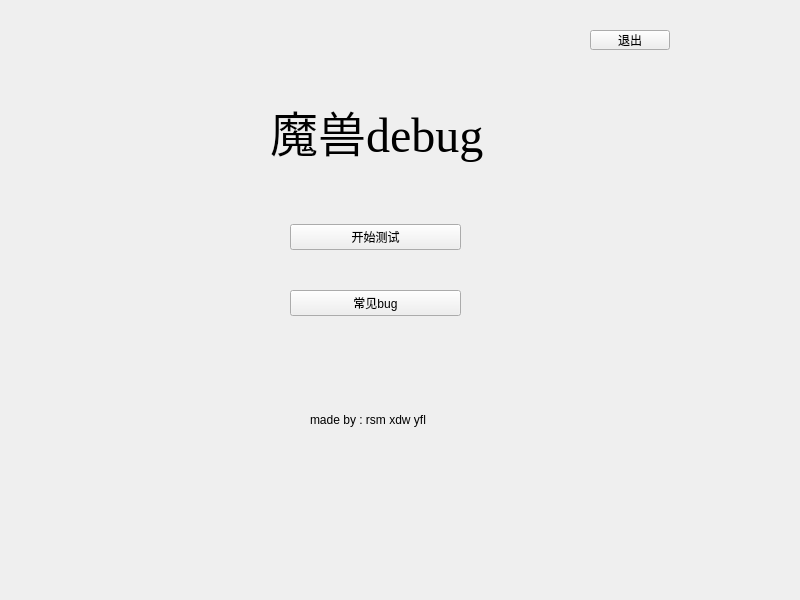
Above: widget.ui from RickyRui111/WorldOfWarcraftDebug before the change. Below: the same form after it.
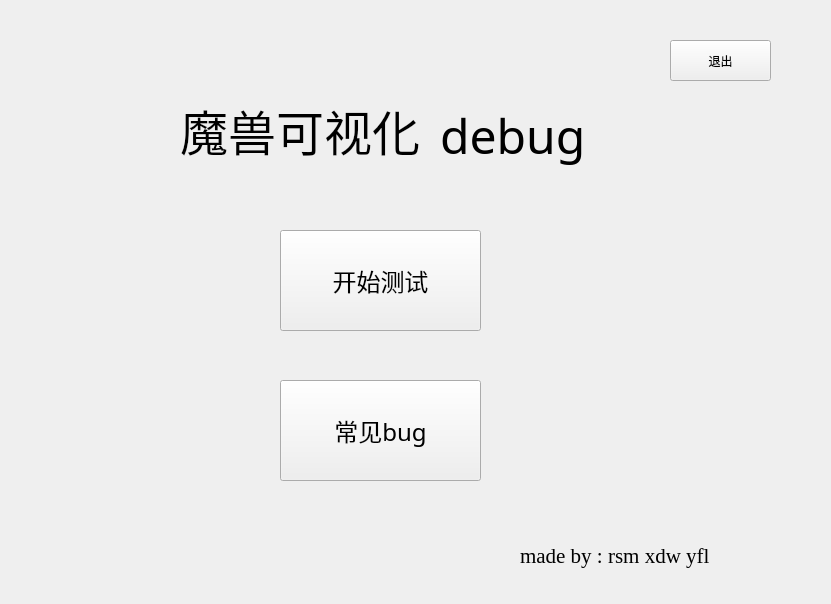
That is the form after the change. Icons and pictures are not drawn.

Diff of the .ui file:
```diff
--- a/widget.ui
+++ b/widget.ui
@@ -6,8 +6,8 @@
    <rect>
     <x>0</x>
     <y>0</y>
-    <width>800</width>
-    <height>600</height>
+    <width>831</width>
+    <height>604</height>
    </rect>
   </property>
   <property name="windowTitle">
@@ -16,74 +16,111 @@
   <widget class="QLabel" name="label">
    <property name="geometry">
     <rect>
-     <x>270</x>
+     <x>440</x>
      <y>90</y>
-     <width>281</width>
-     <height>81</height>
+     <width>391</width>
+     <height>91</height>
     </rect>
    </property>
    <property name="font">
     <font>
-     <family>Times New Roman</family>
+     <family>Stencil</family>
      <pointsize>36</pointsize>
     </font>
    </property>
    <property name="text">
-    <string>魔兽debug</string>
+    <string>debug</string>
    </property>
   </widget>
   <widget class="QLabel" name="label_2">
    <property name="geometry">
     <rect>
-     <x>310</x>
-     <y>410</y>
-     <width>151</width>
-     <height>20</height>
+     <x>520</x>
+     <y>530</y>
+     <width>321</width>
+     <height>51</height>
     </rect>
    </property>
+   <property name="font">
+    <font>
+     <family>Times New Roman</family>
+     <pointsize>16</pointsize>
+    </font>
+   </property>
    <property name="text">
     <string>made by : rsm xdw yfl</string>
    </property>
   </widget>
-  <widget class="QWidget" name="layoutWidget">
-   <property name="geometry">
-    <rect>
-     <x>290</x>
-     <y>190</y>
-     <width>171</width>
-     <height>161</height>
-    </rect>
-   </property>
-   <layout class="QVBoxLayout" name="verticalLayout">
-    <item>
-     <widget class="QPushButton" name="inputbt">
-      <property name="text">
-       <string>开始测试</string>
-      </property>
-     </widget>
-    </item>
-    <item>
-     <widget class="QPushButton" name="tipsbt">
-      <property name="text">
-       <string>常见bug</string>
-      </property>
-     </widget>
-    </item>
-   </layout>
-  </widget>
   <widget class="QPushButton" name="exitbt">
    <property name="geometry">
     <rect>
-     <x>590</x>
-     <y>30</y>
-     <width>80</width>
-     <height>20</height>
+     <x>670</x>
+     <y>40</y>
+     <width>101</width>
+     <height>41</height>
     </rect>
    </property>
    <property name="text">
     <string>退出</string>
    </property>
   </widget>
+  <widget class="QLabel" name="label_3">
+   <property name="geometry">
+    <rect>
+     <x>180</x>
+     <y>90</y>
+     <width>371</width>
+     <height>81</height>
+    </rect>
+   </property>
+   <property name="font">
+    <font>
+     <family>华文彩云</family>
+     <pointsize>36</pointsize>
+    </font>
+   </property>
+   <property name="text">
+    <string>魔兽可视化</string>
+   </property>
+  </widget>
+  <widget class="QPushButton" name="tipsbt">
+   <property name="geometry">
+    <rect>
+     <x>280</x>
+     <y>380</y>
+     <width>201</width>
+     <height>101</height>
+    </rect>
+   </property>
+   <property name="font">
+    <font>
+     <family>方正舒体</family>
+     <pointsize>18</pointsize>
+    </font>
+   </property>
+   <property name="text">
+    <string>常见bug</string>
+   </property>
+  </widget>
+  <widget class="QPushButton" name="inputbt">
+   <property name="geometry">
+    <rect>
+     <x>280</x>
+     <y>230</y>
+     <width>201</width>
+     <height>101</height>
+    </rect>
+   </property>
+   <property name="font">
+    <font>
+     <family>方正舒体</family>
+     <pointsize>18</pointsize>
+    </font>
+   </property>
+   <property name="text">
+    <string>开始测试</string>
+   </property>
+  </widget>
  </widget>
  <resources/>
  <connections/>
```
Left out of the diff: 10 changed lines with no effect on the pictures.
